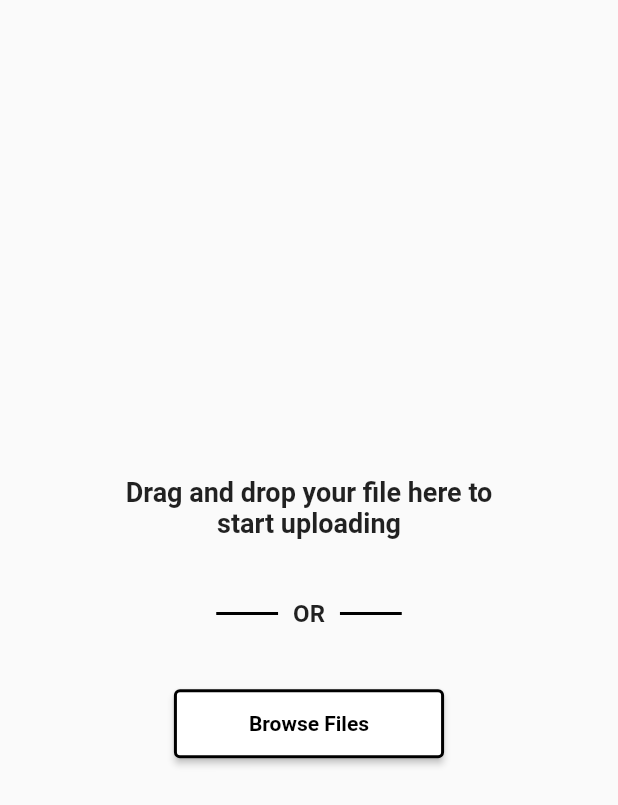
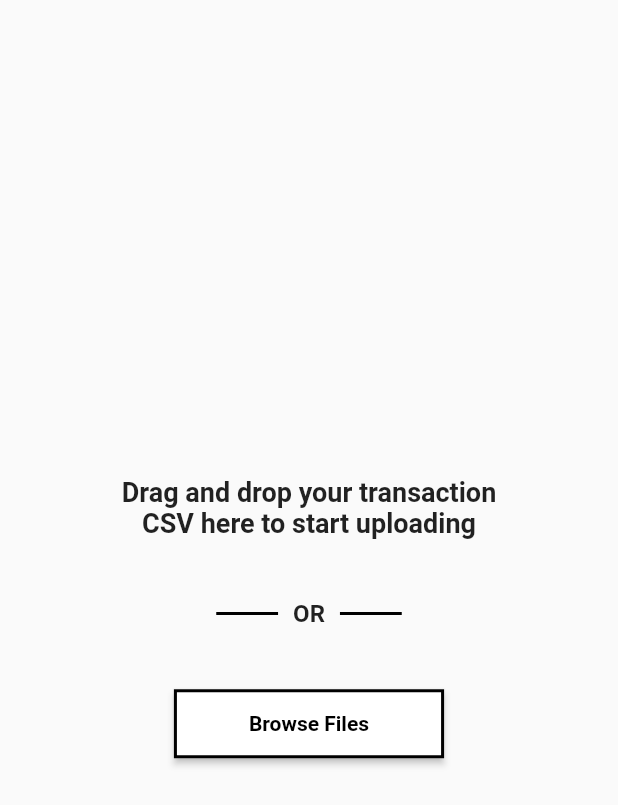
Before and after one commit to hack-tx/fintechbeemo, a Flutter app: the screen it shows after launch, after a tap on "Browse Files", on a phone screen of 412 x 824 dp. Shown: the top 805 px of the screen. Run offline on Flutter 3.47's test engine with Material 2 defaults, Android fonts, the phone set to English and light mode, and no system bars; our stand-ins replace file_picker; missing offline and left inert: another_dashed_container.

```diff
--- a/lib/main.dart
+++ b/lib/main.dart
@@ -1,5 +1,6 @@
 import 'package:flutter/material.dart';
 import 'package:another_dashed_container/another_dashed_container.dart';
+import 'package:file_picker/file_picker.dart';
 
 void main() => runApp(MyApp());
 
@@ -18,6 +19,22 @@ class MyApp extends StatelessWidget {
 }
 
 class MyHomePage extends StatelessWidget {
+  void _browseFiles(BuildContext context) async {
+    FilePickerResult? result = await FilePicker.platform.pickFiles();
+
+    if (result != null) {
+      PlatformFile file = result.files.first;
+
+      print(file.name);
+      print(file.bytes);
+      print(file.size);
+      print(file.extension);
+      print(file.path);
+    } else {
+      // User canceled the picker
+    }
+  }
+
   @override
   Widget build(BuildContext context) {
     return Scaffold(
@@ -37,7 +54,7 @@ class MyHomePage extends StatelessWidget {
               mainAxisAlignment: MainAxisAlignment.center,
               children: [
                 const Text(
-                  'Drag and drop your file here to start uploading',
+                  'Drag and drop your transaction CSV here to start uploading',
                   style: TextStyle(
                     fontWeight: FontWeight.bold,
                     fontSize: 18, // Increased font size
@@ -73,17 +90,24 @@ class MyHomePage extends StatelessWidget {
                 ),
                 SizedBox(height: 40), // Increased spacing
                 ElevatedButton(
-                  onPressed: () {
-                    // Handle file picking logic here
-                  },
+                  onPressed: () => _browseFiles(context),
                   style: ElevatedButton.styleFrom(
                     primary: Colors.white,
                     onPrimary: Colors.black,
                     side: const BorderSide(
-                        color: Colors.black, width: 2), // Added border
+                      color: Colors.black,
+                      width: 2,
+                    ),
                     padding: const EdgeInsets.symmetric(
-                        horizontal: 50, vertical: 15),
-                    textStyle: const TextStyle(fontWeight: FontWeight.bold),
+                      horizontal: 50,
+                      vertical: 15,
+                    ),
+                    textStyle: const TextStyle(
+                      fontWeight: FontWeight.bold,
+                    ),
+                    shape: RoundedRectangleBorder(
+                      borderRadius: BorderRadius.circular(0),
+                    ),
                   ),
                   child: const Text('Browse Files'),
                 ),
```
